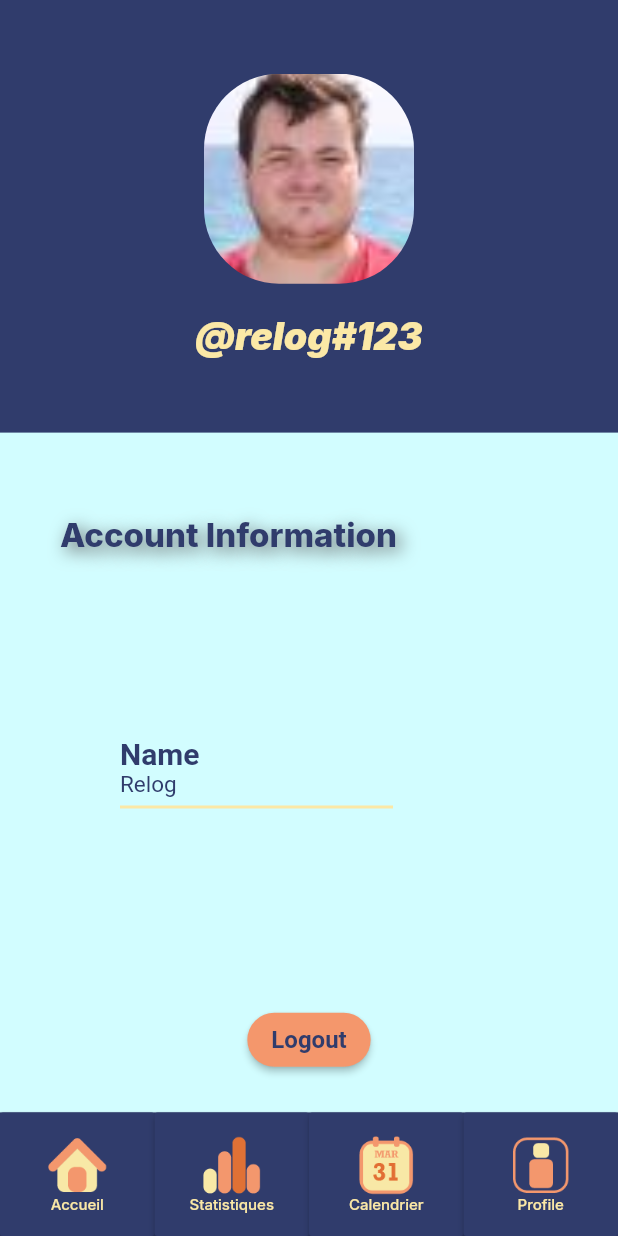
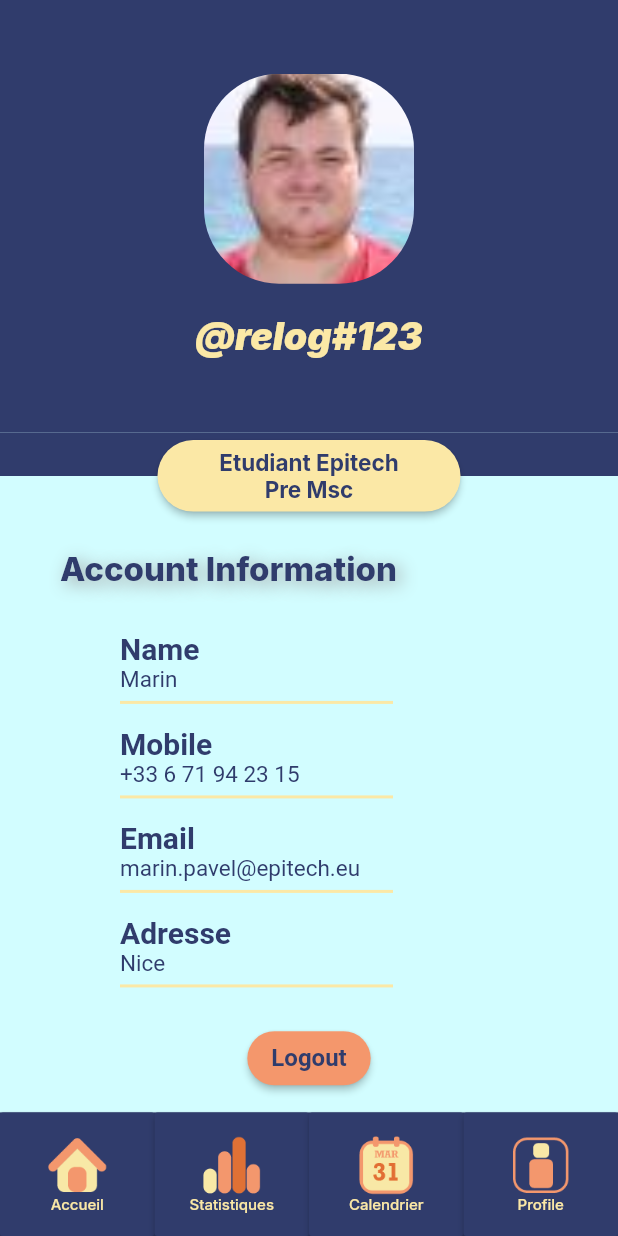
Before and after one commit to Necrelox/AR-U-Here, a Flutter app: the Profile screen opened directly, on a phone screen of 412 x 824 dp. Run offline on Flutter 3.47's test engine with Material 2 defaults, Android fonts, the phone set to English and light mode, and no system bars; our stand-ins replace datetime_picker_formfield, file_picker, font_awesome_flutter, google_fonts, table_calendar.

Commit message:
Finish profile

```diff
--- a/App/lib/components/navbar.dart
+++ b/App/lib/components/navbar.dart
@@ -2,6 +2,7 @@
 import 'package:flutter/material.dart';
 import 'package:google_fonts/google_fonts.dart';
 import '../dashboard/Home.dart';
+import '../dashboard/profile.dart';
 import '../dashboard/planning.dart';
 
 class NavbarDemo extends StatefulWidget {
@@ -51,7 +52,7 @@ class Naviguation extends State<NavbarDemo> {
           icon_bar('Accueil', 'asset/home.png', const Home()),
           icon_bar('Statistiques', 'asset/stats.png', const Home()),
           icon_bar('Calendrier', 'asset/calendar.png', const Planning()),
-          icon_bar('Profile', 'asset/profile.png', const Planning())
+          icon_bar('Profile', 'asset/profile.png', const Profile())
         ]));
   }
 }
--- a/App/lib/dashboard/profile.dart
+++ b/App/lib/dashboard/profile.dart
@@ -10,6 +10,42 @@ class Profile extends StatefulWidget {
   @override
   // ignore: library_private_types_in_public_api
   _ProfileState createState() => _ProfileState();
+}
+
+Widget label(String textLabel) {
+  return Container(
+    margin: const EdgeInsets.only(top: 10),
+    width: double.infinity,
+    child: Text(textLabel,
+        textAlign: TextAlign.left,
+        style: const TextStyle(
+          fontSize: 20,
+          color: Color(0XFF303C6C),
+          fontWeight: FontWeight.w700,
+        )),
+  );
+}
+
+Widget input(String textInput) {
+  return Container(
+    width: double.infinity,
+    margin: const EdgeInsets.only(bottom: 5),
+    padding: const EdgeInsets.only(bottom: 5),
+    decoration: const BoxDecoration(
+        border: Border(
+      bottom: BorderSide(
+        color: Color(0XFFFBE8A6),
+        width: 2,
+      ),
+    )),
+    child: Text(textInput,
+        textAlign: TextAlign.left,
+        style: const TextStyle(
+          fontSize: 15,
+          color: Color(0XFF303C6C),
+          fontWeight: FontWeight.w400,
+        )),
+  );
 }
 
 class _ProfileState extends State<Profile> {
@@ -36,7 +72,8 @@ class _ProfileState extends State<Profile> {
                             width: double.infinity,
                             alignment: Alignment.center,
                             child: ClipRRect(
-                        borderRadius: BorderRadius.circular(50), // Image border
+                              borderRadius:
+                                  BorderRadius.circular(50), // Image border
                               child: SizedBox.fromSize(
                                 size: const Size.fromRadius(70),
                                 child: Image.asset(
@@ -44,8 +81,7 @@ class _ProfileState extends State<Profile> {
                                   fit: BoxFit.cover,
                                 ),
                               ),
-                      )
-                    ),
+                            )),
                       ),
                       DelayAnimation(
                           delay: 500,
@@ -62,18 +98,65 @@ class _ProfileState extends State<Profile> {
                                 color: const Color(0XFFFBE8A6),
                               ),
                             ),
-                    )
+                          )),
+                    ]),
                 ),
+              ),
+
+            Container(
+              width: double.infinity,
+              height: MediaQuery.of(context).size.height * 0.07,
+              padding: const EdgeInsets.fromLTRB(100, 0, 100, 0),
+              decoration: BoxDecoration(
+                  border: Border.all(
+                    color: Colors.transparent,
+                    width: 5,
+                  ),
+                  gradient: const LinearGradient(
+                    begin: Alignment.topCenter,
+                    end: Alignment.bottomCenter,
+                    stops: [0.5, 0.5],
+                    colors: [Color(0XFF303C6C), Color(0XFFD2FDFF)])),
+              child: ElevatedButton(
+                style: ButtonStyle(
+                    foregroundColor: MaterialStateProperty.all<Color>(
+                        const Color(0XFF303C6C)),
+                    backgroundColor: MaterialStateProperty.all<Color>(
+                        const Color(0XFFFBE8A6)),
+                    shape:
+                        MaterialStateProperty.all<RoundedRectangleBorder>(
+                            RoundedRectangleBorder(
+                      borderRadius: BorderRadius.circular(51.0),
+                    ))),
+                onPressed: () => {},
+                child: RichText(
+                  textAlign: TextAlign.center,
+                  text: TextSpan(children: <TextSpan>[
+                    TextSpan(
+                        text: "Etudiant Epitech" "\n",
+                        style: GoogleFonts.inter(
+                          color: const Color(0XFF303C6C),
+                          fontSize: 15,
+                          fontWeight: FontWeight.w700,
+                        )),
+                        TextSpan(
+                        text: "Pre Msc",
+                        style: GoogleFonts.inter(
+                          color: const Color(0XFF303C6C),
+                          fontSize: 15,
+                          fontWeight: FontWeight.w700,
+                        )),
                   ]),
-              )
                 ),
+              ),
+            ),
+
             DelayAnimation(
               delay: 500,
               child: Container(
                 width: double.infinity,
-                height: MediaQuery.of(context).size.height * 0.1,
                 alignment: Alignment.bottomLeft,
-                padding: const EdgeInsets.fromLTRB(40, 0, 40, 0),
+                padding: const EdgeInsets.fromLTRB(40, 20, 40, 0),
                 child: RichText(
                   textAlign: TextAlign.center,
                   text: TextSpan(children: <TextSpan>[
@@ -84,8 +167,9 @@ class _ProfileState extends State<Profile> {
                             const Shadow(
                               offset: Offset(3.0, 3.0),
                               blurRadius: 15.0,
-                              color: Color.fromARGB(255, 93, 93, 93),
-                            )],
+                              color: Color.fromARGB(255, 157, 157, 157),
+                            )
+                          ],
                           color: const Color(0XFF303C6C),
                           fontSize: 22,
                           fontWeight: FontWeight.w800,
@@ -104,38 +188,14 @@ class _ProfileState extends State<Profile> {
                 child: Column(
                   mainAxisAlignment: MainAxisAlignment.center,
                   children: <Widget>[
-                    const SizedBox(
-                      width: double.infinity,
-                      child: Text(
-                        "Name",
-                        textAlign: TextAlign.left,
-                        style: TextStyle(
-                          fontSize: 20,
-                          color:  Color(0XFF303C6C),
-                          fontWeight: FontWeight.w700,
-                        )
-                      ),
-                    ),
-                    Container(
-                      width: double.infinity,
-                      padding: const EdgeInsets.only(bottom: 5),
-                      decoration: const BoxDecoration(
-                        border: Border(
-                          bottom: BorderSide(
-                            color: Color(0XFFFBE8A6),
-                            width: 2,
-                          ),
-                      )),
-                      child: const Text(
-                        "Relog",
-                        textAlign: TextAlign.left,
-                        style: TextStyle(
-                          fontSize: 15,
-                          color: Color(0XFF303C6C),
-                          fontWeight: FontWeight.w400,
-                        )
-                      ),
-                    ),
+                    label('Name'),
+                    input('Marin'),
+                    label('Mobile'),
+                    input('+33 6 71 94 23 15'),
+                    label('Email'),
+                    input('marin.pavel@epitech.eu'),
+                    label('Adresse'),
+                    input('Nice'),
                   ],
                 ),
               ),
@@ -145,7 +205,6 @@ class _ProfileState extends State<Profile> {
               child: Container(
                 width: double.infinity,
                 alignment: Alignment.center,
-                padding: const EdgeInsets.only(top: 10),
                 child: ElevatedButton(
                     style: ButtonStyle(
                         foregroundColor: MaterialStateProperty.all<Color>(
```
Lines whose indentation alone changed are shown as unchanged.
